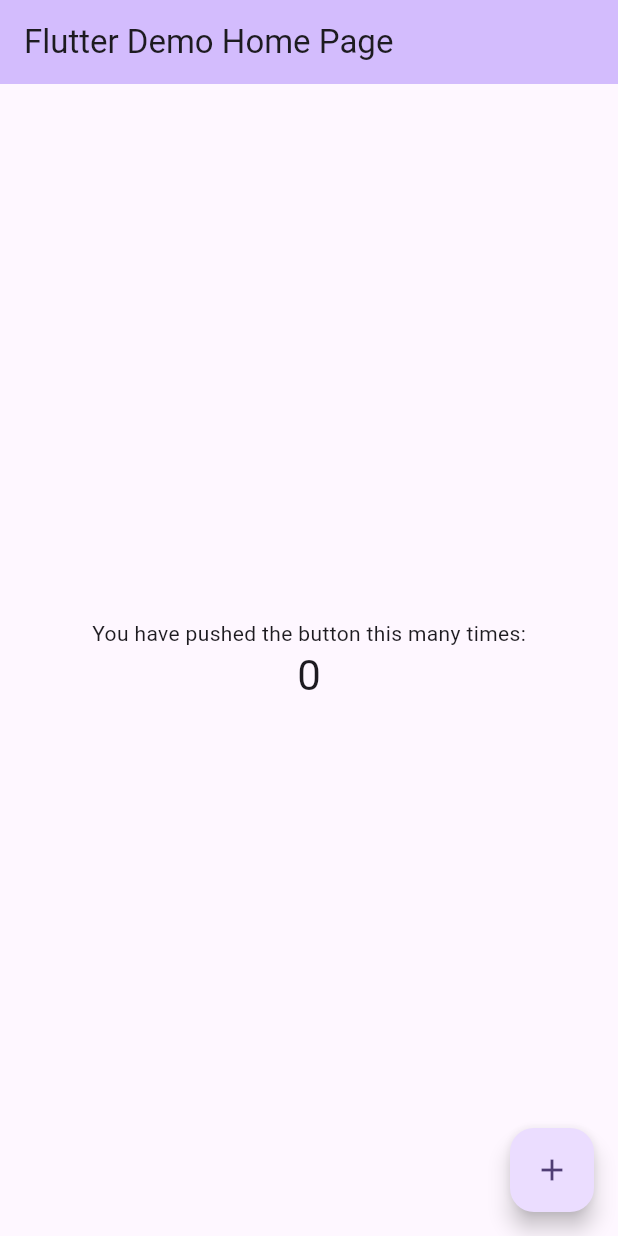
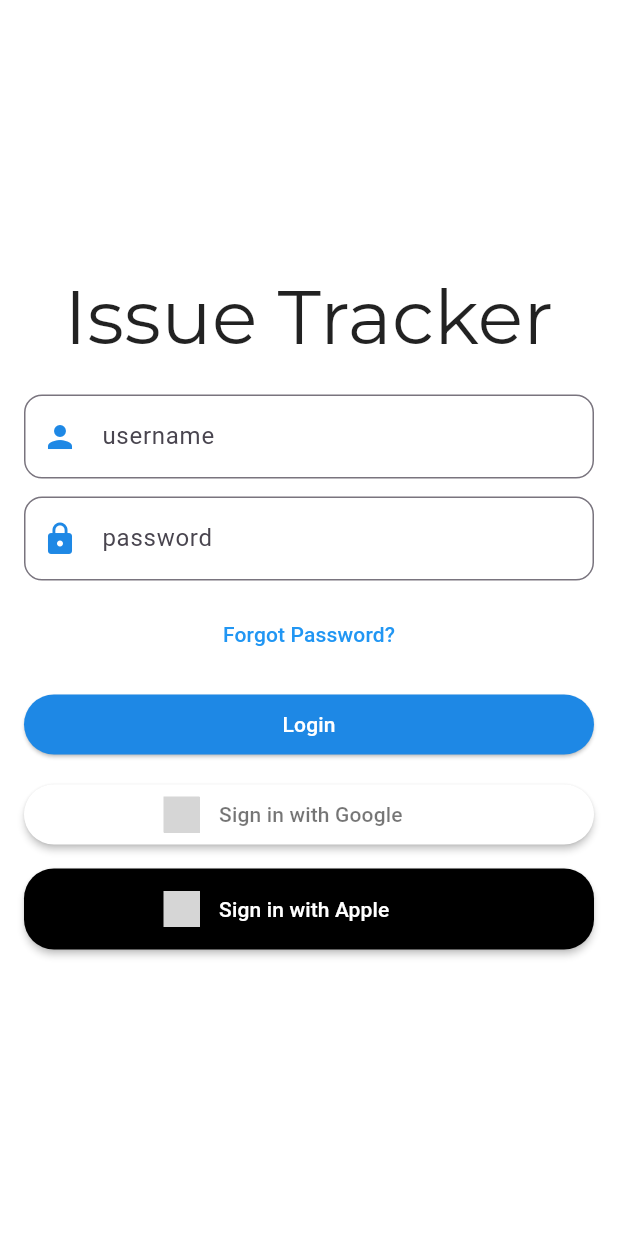
Before and after one commit to YeabTilahun/IssueTracker, a Flutter app: the screen it shows after launch, on a phone screen of 412 x 824 dp. Run offline on Flutter 3.47's test engine with Material 3 defaults, Android fonts, the phone set to English and light mode, and no system bars; our stand-ins replace cloud_firestore, firebase_auth, firebase_core, flutter_signin_button, google_fonts, google_sign_in and 2 more; accounts and stored records are empty; grey boxes are pictures that could not be loaded.

Commit message:
feat: add auth with google and apple and some helper classes

```diff
--- a/lib/issue/issue.dart
+++ b/lib/issue/issue.dart
@@ -0,0 +1,25 @@
+import 'package:flutter/material.dart';
+import 'package:issuetracker/service/auth.dart';
+
+class Issue extends StatefulWidget {
+  const Issue({super.key});
+
+  @override
+  State<Issue> createState() => _IssueState();
+}
+
+class _IssueState extends State<Issue> {
+  @override
+  Widget build(BuildContext context) {
+    return Scaffold(
+        body: Center(
+      child: ElevatedButton(
+        child: const Text('logout'),
+        onPressed: () async {
+          await AuthService().signout();
+          Navigator.of(context).pushNamedAndRemoveUntil('/', (route) => false);
+        },
+      ),
+    ));
+  }
+}
--- a/lib/login/login.dart
+++ b/lib/login/login.dart
@@ -0,0 +1,140 @@
+import 'package:flutter/material.dart';
+import 'package:flutter_signin_button/flutter_signin_button.dart';
+import 'package:google_fonts/google_fonts.dart';
+import 'package:issuetracker/issue/issue.dart';
+import 'package:issuetracker/service/auth.dart';
+
+class Login extends StatelessWidget {
+  const Login({super.key});
+
+  @override
+  Widget build(BuildContext context) {
+    final TextEditingController _usernameController = TextEditingController();
+    final TextEditingController _passwordController = TextEditingController();
+    return Scaffold(
+      backgroundColor: Colors.white,
+      body: Center(
+        child: Column(
+          mainAxisAlignment: MainAxisAlignment.center,
+          crossAxisAlignment: CrossAxisAlignment.stretch,
+          children: <Widget>[
+            Text(
+              "Issue Tracker",
+              textAlign: TextAlign.center,
+              style: TextStyle(
+                fontFamily: GoogleFonts.montserrat().fontFamily,
+                fontSize: 50,
+                color: Colors.black87,
+              ),
+            ),
+            Padding(
+              padding: const EdgeInsets.all(16.0),
+              child: Column(
+                mainAxisAlignment: MainAxisAlignment.center,
+                crossAxisAlignment: CrossAxisAlignment.stretch,
+                children: <Widget>[
+                  TextFormField(
+                    controller: _usernameController,
+                    decoration: InputDecoration(
+                      labelText: 'username',
+                      prefixIcon: Icon(Icons.person, color: Colors.blue[600]),
+                      border: OutlineInputBorder(
+                        borderRadius: BorderRadius.circular(12.0),
+                      ),
+                    ),
+                  ),
+                  const SizedBox(height: 12.0),
+                  TextFormField(
+                    controller: _passwordController,
+                    decoration: InputDecoration(
+                      labelText: 'password',
+                      prefixIcon: Icon(Icons.lock, color: Colors.blue[600]),
+                      border: OutlineInputBorder(
+                        borderRadius: BorderRadius.circular(12.0),
+                      ),
+                    ),
+                    obscureText: true,
+                  ),
+                  const SizedBox(height: 12.0),
+                  TextButton(
+                    onPressed: () {
+                      // Navigate to forgot password page
+                    },
+                    child: const Text(
+                      'Forgot Password?',
+                      style: TextStyle(color: Colors.blue),
+                    ),
+                  ),
+                  const SizedBox(height: 12.0),
+                  ElevatedButton(
+                    style: ElevatedButton.styleFrom(
+                      backgroundColor: Colors.blue[600],
+                    ),
+                    onPressed: () {
+                      // Perform login functionality here
+                      // Navigator.pushNamed(context, '/home');
+                      bool check = checkLogin(
+                          _usernameController.text.toString(),
+                          _passwordController.text.toString());
+                      if (check) {
+                        const Issue();
+                      } else {
+                        ScaffoldMessenger.of(context)
+                            .showSnackBar(const SnackBar(
+                          content: Text(
+                            'Incorrect username or password :/',
+                            style: TextStyle(color: Colors.white),
+                          ),
+                          backgroundColor: Colors.red,
+                        ));
+                      }
+                    },
+                    child: const Text(
+                      'Login',
+                      style: TextStyle(
+                        color: Colors.white,
+                      ),
+                    ),
+                  ),
+                  const SizedBox(height: 12.0),
+                  SignInButton(
+                    Buttons.Google,
+                    shape: RoundedRectangleBorder(
+                      borderRadius: BorderRadius.circular(20),
+                    ),
+                    padding: const EdgeInsets.all(8),
+                    onPressed: () {
+                      // Perform sign in with Google functionality here
+                      AuthService().googleLogin();
+                    },
+                  ),
+                  const SizedBox(height: 12.0),
+                  SignInButton(
+                    Buttons.AppleDark,
+                    shape: RoundedRectangleBorder(
+                      borderRadius: BorderRadius.circular(20),
+                    ),
+                    padding: const EdgeInsets.all(15),
+                    onPressed: () {
+                      // Perform sign in with Apple functionality here
+                      AuthService().signInWithApple();
+                    },
+                  ),
+                ],
+              ),
+            ),
+          ],
+        ),
+      ),
+    );
+  }
+}
+
+// only for testing purpose
+bool checkLogin(String userName, String password) {
+  if (userName == 'admin' && password == '7899') {
+    return true;
+  } else {
+    return false;
+  }
+}
--- a/lib/main.dart
+++ b/lib/main.dart
@@ -1,125 +1,44 @@
+import 'package:firebase_auth/firebase_auth.dart';
+import 'package:firebase_core/firebase_core.dart';
 import 'package:flutter/material.dart';
+import 'package:issuetracker/home/home.dart';
+import 'package:issuetracker/issue/issue.dart';
+import 'package:issuetracker/login/login.dart';
+import 'package:issuetracker/profile/profile.dart';
+import 'package:issuetracker/reportIssue/reportIssue.dart';
+import 'package:issuetracker/routes.dart';
+import 'package:issuetracker/service/firestore.dart';
+import 'package:issuetracker/shared/error.dart';
+import 'package:issuetracker/shared/loading.dart';
+import 'package:provider/provider.dart';
+import 'package:issuetracker/service/auth.dart';
 
-void main() {
-  runApp(const MyApp());
+void main() async {
+  WidgetsFlutterBinding.ensureInitialized();
+  await Firebase.initializeApp();
+
+  runApp(StreamBuilder(
+    stream: FirebaseAuth.instance.authStateChanges(),
+    builder: (context, snapshot) {
+      if (snapshot.connectionState == ConnectionState.waiting) {
+        return const CircularProgressIndicator();
+      } else if (snapshot.hasError) {
+        return const Center(
+          child: Text('Error occurred.'),
+        );
+      } else if (snapshot.hasData && snapshot.data != null) {
+        // User is authenticated
+        return MaterialApp(
+          debugShowCheckedModeBanner: true, // Make it false later
+          routes: appRoutes,
+        );
+      } else {
+        // User is not authenticated, show login screen
+        return const MaterialApp(
+          debugShowCheckedModeBanner: true, // Make it false later
+          home: Login(),
+        );
+      }
+    },
+  ));
 }
-
-class MyApp extends StatelessWidget {
-  const MyApp({super.key});
-
-  // This widget is the root of your application.
-  @override
-  Widget build(BuildContext context) {
-    return MaterialApp(
-      title: 'Flutter Demo',
-      theme: ThemeData(
-        // This is the theme of your application.
-        //
-        // TRY THIS: Try running your application with "flutter run". You'll see
-        // the application has a purple toolbar. Then, without quitting the app,
-        // try changing the seedColor in the colorScheme below to Colors.green
-        // and then invoke "hot reload" (save your changes or press the "hot
-        // reload" button in a Flutter-supported IDE, or press "r" if you used
-        // the command line to start the app).
-        //
-        // Notice that the counter didn't reset back to zero; the application
-        // state is not lost during the reload. To reset the state, use hot
-        // restart instead.
-        //
-        // This works for code too, not just values: Most code changes can be
-        // tested with just a hot reload.
-        colorScheme: ColorScheme.fromSeed(seedColor: Colors.deepPurple),
-        useMaterial3: true,
-      ),
-      home: const MyHomePage(title: 'Flutter Demo Home Page'),
-    );
-  }
-}
-
-class MyHomePage extends StatefulWidget {
-  const MyHomePage({super.key, required this.title});
-
-  // This widget is the home page of your application. It is stateful, meaning
-  // that it has a State object (defined below) that contains fields that affect
-  // how it looks.
-
-  // This class is the configuration for the state. It holds the values (in this
-  // case the title) provided by the parent (in this case the App widget) and
-  // used by the build method of the State. Fields in a Widget subclass are
-  // always marked "final".
-
-  final String title;
-
-  @override
-  State<MyHomePage> createState() => _MyHomePageState();
-}
-
-class _MyHomePageState extends State<MyHomePage> {
-  int _counter = 0;
-
-  void _incrementCounter() {
-    setState(() {
-      // This call to setState tells the Flutter framework that something has
-      // changed in this State, which causes it to rerun the build method below
-      // so that the display can reflect the updated values. If we changed
-      // _counter without calling setState(), then the build method would not be
-      // called again, and so nothing would appear to happen.
-      _counter++;
-    });
-  }
-
-  @override
-  Widget build(BuildContext context) {
-    // This method is rerun every time setState is called, for instance as done
-    // by the _incrementCounter method above.
-    //
-    // The Flutter framework has been optimized to make rerunning build methods
-    // fast, so that you can just rebuild anything that needs updating rather
-    // than having to individually change instances of widgets.
-    return Scaffold(
-      appBar: AppBar(
-        // TRY THIS: Try changing the color here to a specific color (to
-        // Colors.amber, perhaps?) and trigger a hot reload to see the AppBar
-        // change color while the other colors stay the same.
-        backgroundColor: Theme.of(context).colorScheme.inversePrimary,
-        // Here we take the value from the MyHomePage object that was created by
-        // the App.build method, and use it to set our appbar title.
-        title: Text(widget.title),
-      ),
-      body: Center(
-        // Center is a layout widget. It takes a single child and positions it
-        // in the middle of the parent.
-        child: Column(
-          // Column is also a layout widget. It takes a list of children and
-          // arranges them vertically. By default, it sizes itself to fit its
-          // children horizontally, and tries to be as tall as its parent.
-          //
-          // Column has various properties to control how it sizes itself and
-          // how it positions its children. Here we use mainAxisAlignment to
-          // center the children vertically; the main axis here is the vertical
-          // axis because Columns are vertical (the cross axis would be
-          // horizontal).
-          //
-          // TRY THIS: Invoke "debug painting" (choose the "Toggle Debug Paint"
-          // action in the IDE, or press "p" in the console), to see the
-          // wireframe for each widget.
-          mainAxisAlignment: MainAxisAlignment.center,
-          children: <Widget>[
-            const Text(
-              'You have pushed the button this many times:',
-            ),
-            Text(
-              '$_counter',
-              style: Theme.of(context).textTheme.headlineMedium,
-            ),
-          ],
-        ),
-      ),
-      floatingActionButton: FloatingActionButton(
-        onPressed: _incrementCounter,
-        tooltip: 'Increment',
-        child: const Icon(Icons.add),
-      ), // This trailing comma makes auto-formatting nicer for build methods.
-    );
-  }
-}
--- a/lib/routes.dart
+++ b/lib/routes.dart
@@ -0,0 +1,13 @@
+import 'package:issuetracker/home/home.dart';
+import 'package:issuetracker/issue/issue.dart';
+import 'package:issuetracker/login/login.dart';
+import 'package:issuetracker/profile/profile.dart';
+import 'package:issuetracker/reportIssue/reportIssue.dart';
+
+var appRoutes = {
+  '/': (context) => const Home(),
+  '/login': (context) => const Login(),
+  '/issue': (context) => const Issue(),
+  '/profile': (context) => const Profile(),
+  '/reportIssue': (context) => const Reportissue()
+};
--- /dev/null
+++ b/lib/shared/shared.dart
@@ -0,0 +1,2 @@
+export 'error.dart';
+export 'loading.dart';
```
Also changed, not shown: lib/home/home.dart (+33 -0 lines), lib/profile/profile.dart (+67 -0 lines), lib/reportIssue/reportIssue.dart (+10 -0 lines), lib/service/auth.dart (+93 -0 lines), lib/service/firestore.dart (+8 -0 lines), lib/shared/error.dart (added, +14 -0 lines), lib/shared/loading.dart (added, +27 -0 lines), pubspec.yaml (+22 -8 lines), pubspec.lock, 10 other files.
